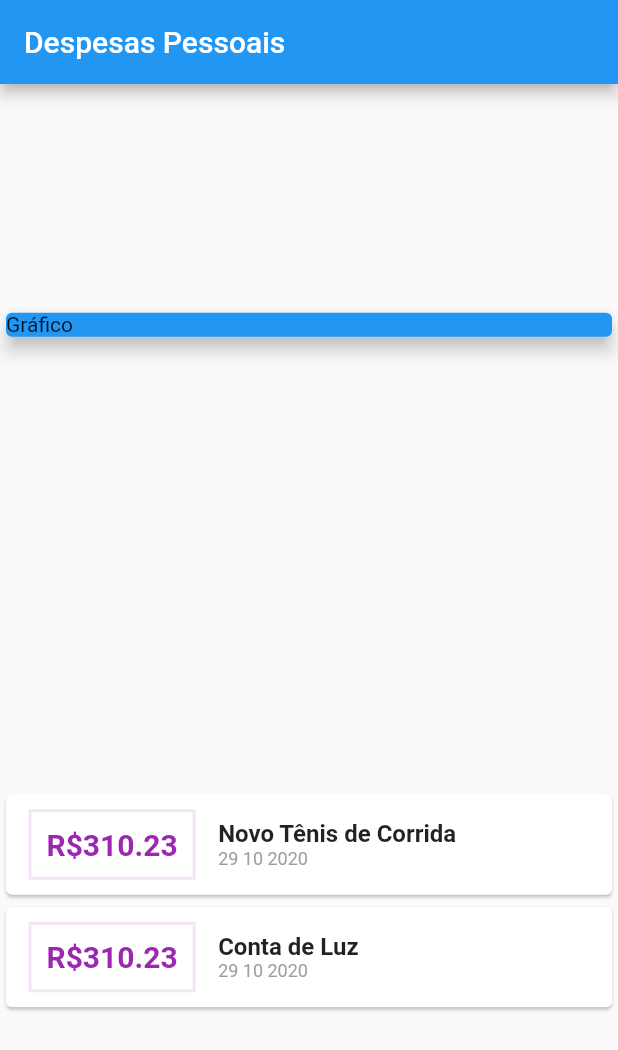
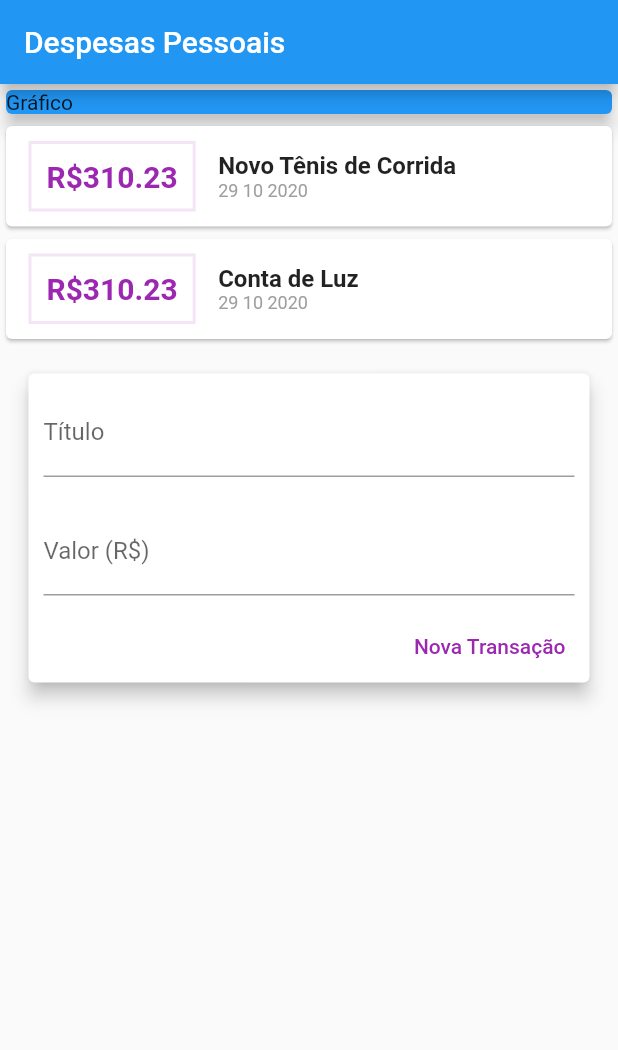
Before and after one commit to Gabrielxp/flutter-estudo, a Flutter app: the screen it shows after launch, on a phone screen of 412 x 824 dp. Shown: the top 1050 px of the screen. Run offline on Flutter 3.47's test engine with Material 2 defaults, Android fonts, the phone set to English and light mode, and no system bars.

Commit message:
Avanço app transaction estudo

```diff
--- /dev/null
+++ b/expenses2/lib/components/transaction_form.dart
@@ -0,0 +1,50 @@
+import 'package:flutter/material.dart';
+
+class TransactionForm extends StatelessWidget {
+  final titleController = TextEditingController();
+  final valueController = TextEditingController();
+  final Function(String, double) onSubmitForm;
+
+  TransactionForm(this.onSubmitForm);
+
+  @override
+  Widget build(BuildContext context) {
+    return Padding(
+      padding: const EdgeInsets.all(15.0),
+      child: Card(
+        elevation: 5,
+        child: Column(
+          children: [
+            Padding(
+              padding: const EdgeInsets.fromLTRB(10, 10, 10, 10),
+              child: TextField(
+                controller: titleController,
+                decoration: InputDecoration(labelText: "Título"),
+              ),
+            ),
+            Padding(
+              padding: const EdgeInsets.fromLTRB(10, 10, 10, 10),
+              child: TextField(
+                controller: valueController,
+                decoration: InputDecoration(labelText: "Valor (R\$)"),
+              ),
+            ),
+            Row(
+              mainAxisAlignment: MainAxisAlignment.end,
+              children: [
+                FlatButton(
+                  textColor: Colors.purple,
+                  child: Text('Nova Transação'),
+                  onPressed: () {
+                    onSubmitForm(titleController.text,
+                        double.tryParse(valueController.text) ?? 0.0);
+                  },
+                ),
+              ],
+            )
+          ],
+        ),
+      ),
+    );
+  }
+}
--- /dev/null
+++ b/expenses2/lib/components/transaction_list.dart
@@ -0,0 +1,54 @@
+import 'package:expenses2/models/transaction.dart';
+import 'package:flutter/material.dart';
+import 'package:intl/intl.dart';
+
+class TransactionList extends StatelessWidget {
+  final List<Transaction> transactions;
+
+  TransactionList(this.transactions);
+
+  @override
+  Widget build(BuildContext context) {
+    return Column(
+      //retorna uma lista de cards convertendo para elementos
+      //visuais usando o map
+      children: transactions.map((e) {
+        return Card(
+          child: Row(
+            children: [
+              Container(
+                margin: EdgeInsets.symmetric(horizontal: 15, vertical: 10),
+                decoration: BoxDecoration(
+                    border: Border.all(
+                  color: Colors.purple[50],
+                  width: 2,
+                )),
+                padding: EdgeInsets.all(10),
+                child: Text(
+                  'R\$${e.value.toStringAsFixed(2)}',
+                  style: TextStyle(
+                      fontWeight: FontWeight.bold,
+                      fontSize: 20,
+                      color: Colors.purple),
+                ),
+              ),
+              Column(
+                crossAxisAlignment: CrossAxisAlignment.start,
+                children: [
+                  Text(
+                    e.title,
+                    style: TextStyle(fontSize: 16, fontWeight: FontWeight.bold),
+                  ),
+                  Text(
+                    DateFormat('dd MM yyyy').format(e.date),
+                    style: TextStyle(fontSize: 12, color: Colors.grey),
+                  )
+                ],
+              )
+            ],
+          ),
+        );
+      }).toList(),
+    );
+  }
+}
--- /dev/null
+++ b/expenses2/lib/components/transaction_user.dart
@@ -0,0 +1,45 @@
+import 'dart:math';
+
+import 'package:expenses2/components/transaction_form.dart';
+import 'package:expenses2/components/transaction_list.dart';
+import 'package:expenses2/models/transaction.dart';
+import 'package:flutter/material.dart';
+
+class TransactionUser extends StatefulWidget {
+  @override
+  _TransactionUserState createState() => _TransactionUserState();
+}
+
+class _TransactionUserState extends State<TransactionUser> {
+  final _transactions = [
+    Transaction(
+        id: "t1",
+        title: "Novo Tênis de Corrida",
+        value: 310.23,
+        date: DateTime.now()),
+    Transaction(
+        id: "t1", title: "Conta de Luz", value: 310.23, date: DateTime.now()),
+  ];
+
+  _addTransaction(String title, double value) {
+    final newTransaction = Transaction(
+        id: Random().nextDouble().toString(),
+        title: title,
+        value: value,
+        date: DateTime.now());
+
+    setState(() {
+      _transactions.add(newTransaction);
+    });
+  }
+
+  @override
+  Widget build(BuildContext context) {
+    return Column(
+      children: [
+        TransactionList(_transactions),
+        TransactionForm(_addTransaction)
+      ],
+    );
+  }
+}
--- a/expenses2/lib/main.dart
+++ b/expenses2/lib/main.dart
@@ -1,6 +1,5 @@
-import 'package:expenses2/models/transaction.dart';
+import 'package:expenses2/components/transaction_user.dart';
 import 'package:flutter/material.dart';
-import 'package:intl/intl.dart';
 
 main(List<String> args) {
   runApp(ExpensesApp());
@@ -16,16 +15,6 @@ class ExpensesApp extends StatelessWidget {
 }
 
 class MyHomePage extends StatelessWidget {
-  final _transactions = [
-    Transaction(
-        id: "t1",
-        title: "Novo Tênis de Corrida",
-        value: 310.23,
-        date: DateTime.now()),
-    Transaction(
-        id: "t1", title: "Conta de Luz", value: 310.23, date: DateTime.now()),
-  ];
-
   @override
   Widget build(BuildContext context) {
     return Scaffold(
@@ -35,7 +24,7 @@ class MyHomePage extends StatelessWidget {
       body: Column(
         //Main axis da coluna é a vertical
         //Adiciono um espaço ao redor dos elementos da coluna
-        mainAxisAlignment: MainAxisAlignment.spaceAround,
+        //mainAxisAlignment: MainAxisAlignment.spaceAround,
         //Cross Axis da coluna é o horizontal
         // Estica os elementos da coluna no eixo horizontal
         // não precisando dai usar o width no card
@@ -50,49 +39,7 @@ class MyHomePage extends StatelessWidget {
               elevation: 5,
             ),
           ),
-          Column(
-            //retorna uma lista de cards convertendo para elementos
-            //visuais usando o map
-            children: _transactions.map((e) {
-              return Card(
-                child: Row(
-                  children: [
-                    Container(
-                      margin:
-                          EdgeInsets.symmetric(horizontal: 15, vertical: 10),
-                      decoration: BoxDecoration(
-                          border: Border.all(
-                        color: Colors.purple[50],
-                        width: 2,
-                      )),
-                      padding: EdgeInsets.all(10),
-                      child: Text(
-                        'R\$${e.value.toStringAsFixed(2)}',
-                        style: TextStyle(
-                            fontWeight: FontWeight.bold,
-                            fontSize: 20,
-                            color: Colors.purple),
-                      ),
-                    ),
-                    Column(
-                      crossAxisAlignment: CrossAxisAlignment.start,
-                      children: [
-                        Text(
-                          e.title,
-                          style: TextStyle(
-                              fontSize: 16, fontWeight: FontWeight.bold),
-                        ),
-                        Text(
-                          DateFormat('dd MM yyyy').format(e.date),
-                          style: TextStyle(fontSize: 12, color: Colors.grey),
-                        )
-                      ],
-                    )
-                  ],
-                ),
-              );
-            }).toList(),
-          )
+          TransactionUser()
         ],
       ),
     );
```
